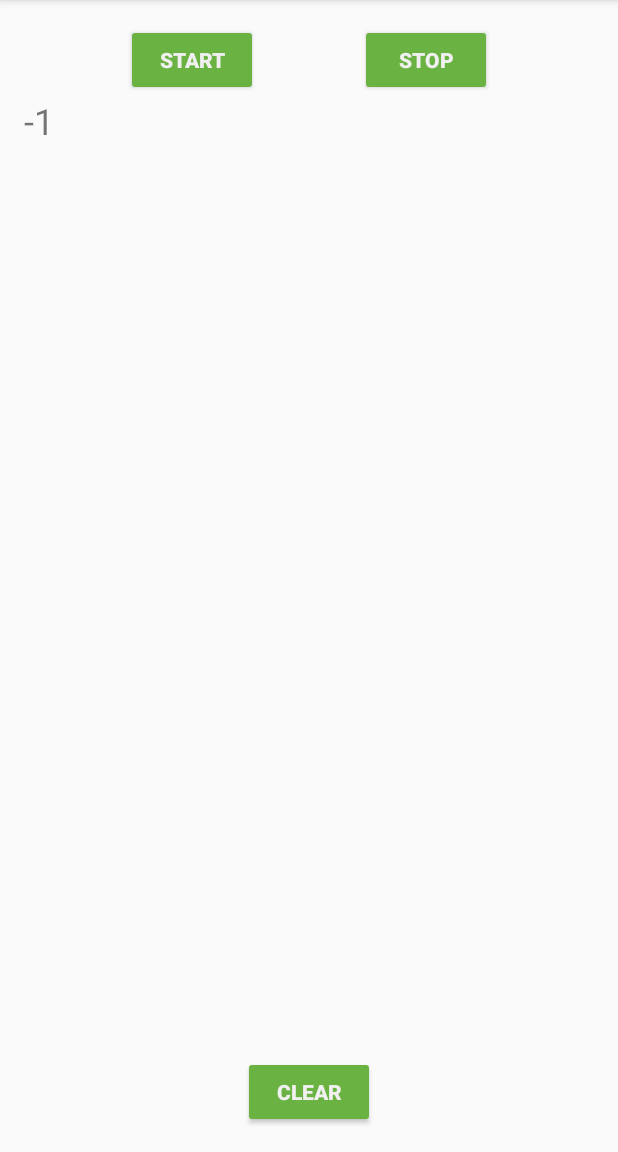
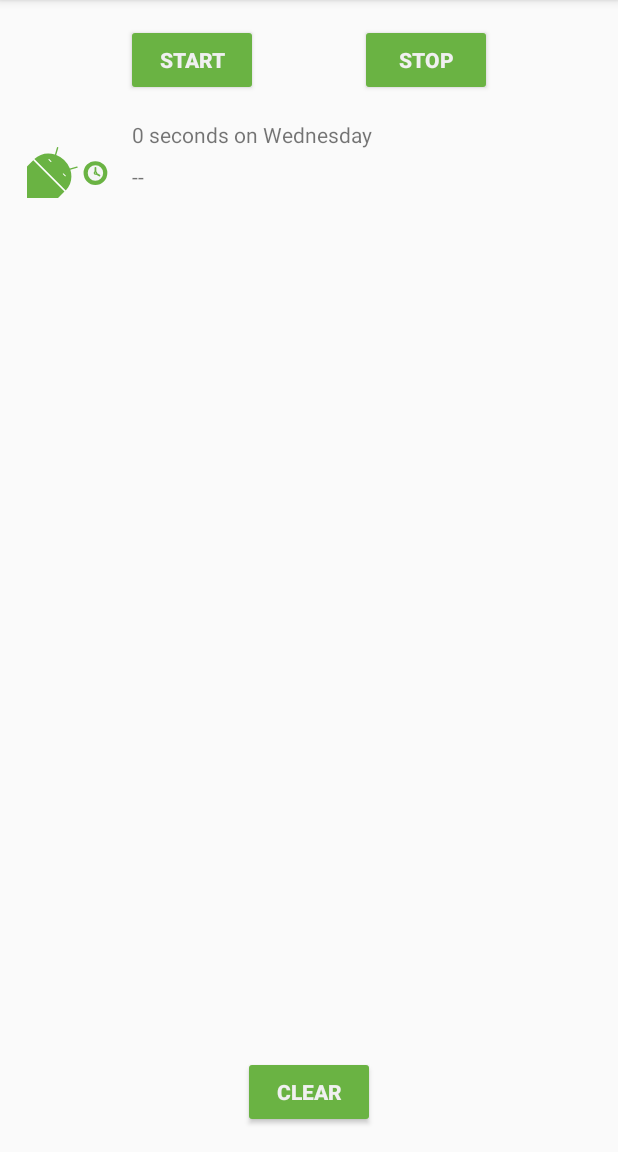
Before and after one commit to ChaMinZi/Android_Basic_Sample, an Android app: the screen it shows after launch (MainActivity), after a tap on "START", on a phone screen of 412 x 824 dp, the part 84-1236 px from its top. Run offline under Robolectric (Android 15) with nearby library versions, the phone set to English and light mode, and no system bars; our stand-ins replace Room's generated code, data binding; Roboto replaces fonts that are not available here; 3 statements that could not run were skipped.

Commit message:
Display the SleepQuality List

```diff
--- a/TrackmySleepQuality/app/src/main/java/com/example/android/trackmysleepquality/sleepquality/SleepQualityFragment.kt
+++ b/TrackmySleepQuality/app/src/main/java/com/example/android/trackmysleepquality/sleepquality/SleepQualityFragment.kt
@@ -32,7 +32,7 @@ class SleepQualityFragment : Fragment() {
 
         val application = requireNotNull(this.activity).application
 
-        val arguments = SleepQualityFragmentArgs.fromBundle(arguments!!)
+        val arguments = SleepQualityFragmentArgs.fromBundle(requireArguments())
 
         // Create an instance of the ViewModel Factory.
         val dataSource = SleepDatabase.getInstance(application).sleepDataBaseDao
--- a/TrackmySleepQuality/app/src/main/java/com/example/android/trackmysleepquality/sleepquality/SleepQualityViewModel.kt
+++ b/TrackmySleepQuality/app/src/main/java/com/example/android/trackmysleepquality/sleepquality/SleepQualityViewModel.kt
@@ -26,8 +26,8 @@ class SleepQualityViewModel(
     }
 
     /**
-     * Sets the sleep quality and updates the database.
-     * Then navigates back to the SleepTrackerFragment.
+     * sleep quality를 설정하고 database를 업데이트하고
+     * SleepTrackerFragment 로 돌아감
      */
     fun onSetSleepQuality(quality: Int) {
         viewModelScope.launch {
--- a/TrackmySleepQuality/app/src/main/java/com/example/android/trackmysleepquality/sleeptracker/SleepNightAdapter.kt
+++ b/TrackmySleepQuality/app/src/main/java/com/example/android/trackmysleepquality/sleeptracker/SleepNightAdapter.kt
@@ -1,14 +1,18 @@
 package com.example.android.trackmysleepquality.sleeptracker
 
+import android.content.res.Resources
 import android.view.LayoutInflater
+import android.view.View
 import android.view.ViewGroup
+import android.widget.ImageView
 import android.widget.TextView
 import androidx.recyclerview.widget.RecyclerView
 import com.example.android.trackmysleepquality.R
-import com.example.android.trackmysleepquality.TextItemViewHolder
+import com.example.android.trackmysleepquality.convertDurationToFormatted
+import com.example.android.trackmysleepquality.convertNumericQualityToString
 import com.example.android.trackmysleepquality.database.SleepNight
 
-class SleepNightAdapter : RecyclerView.Adapter<TextItemViewHolder>() {
+class SleepNightAdapter : RecyclerView.Adapter<SleepNightAdapter.ViewHolder>() {
 
     var data = listOf<SleepNight>()
         set(value) {
@@ -19,16 +23,38 @@ class SleepNightAdapter : RecyclerView.Adapter<TextItemViewHolder>() {
     // Total number of items in the dataset held by the adapter.
     override fun getItemCount() = data.size
 
-    override fun onBindViewHolder(holder: TextItemViewHolder, position: Int) {
+    override fun onBindViewHolder(holder: ViewHolder, position: Int) {
         val item = data.get(position)
-        holder.textView.text = item.sleepQuality.toString()
+        holder.bind(item)
     }
 
     // Given type to represent an item
-    override fun onCreateViewHolder(parent: ViewGroup, viewType: Int): TextItemViewHolder {
-        val layoutInflater = LayoutInflater.from(parent.context)
-        val view = layoutInflater.inflate(R.layout.text_item_view, parent, false) as TextView
+    override fun onCreateViewHolder(parent: ViewGroup, viewType: Int): ViewHolder {
+        val view = LayoutInflater.from(parent.context)
+                .inflate(R.layout.list_item_sleep_night, parent, false)
+        return ViewHolder(view)
+    }
 
-        return TextItemViewHolder(view)
+    class ViewHolder(itemView: View) : RecyclerView.ViewHolder(itemView) {
+        private val sleepLength: TextView = itemView.findViewById(R.id.sleep_length)
+        private val quality: TextView = itemView.findViewById(R.id.quality_string)
+        private val qualityImage: ImageView = itemView.findViewById(R.id.quality_image)
+
+        // RecyclerView는 여러 타입의 ViewHolder를 지원할 수 있기 때문에 캡슐화
+        fun bind(item: SleepNight) {
+            val res = itemView.context.resources
+
+            sleepLength.text = convertDurationToFormatted(item.startTimeMilli, item.endTimeMilli, res)
+            quality.text = convertNumericQualityToString(item.sleepQuality, res)
+            qualityImage.setImageResource(when (item.sleepQuality) {
+                0 -> R.drawable.ic_sleep_0
+                1 -> R.drawable.ic_sleep_1
+                2 -> R.drawable.ic_sleep_2
+                3 -> R.drawable.ic_sleep_3
+                4 -> R.drawable.ic_sleep_4
+                5 -> R.drawable.ic_sleep_5
+                else -> R.drawable.ic_sleep_active
+            })
+        }
     }
 }
--- a/TrackmySleepQuality/app/src/main/java/com/example/android/trackmysleepquality/sleeptracker/SleepTrackerFragment.kt
+++ b/TrackmySleepQuality/app/src/main/java/com/example/android/trackmysleepquality/sleeptracker/SleepTrackerFragment.kt
@@ -14,11 +14,6 @@ import com.example.android.trackmysleepquality.database.SleepDatabase
 import com.example.android.trackmysleepquality.databinding.FragmentSleepTrackerBinding
 import com.google.android.material.snackbar.Snackbar
 
-/**
- * A fragment with buttons to record start and end times for sleep, which are saved in
- * a database. Cumulative data is displayed in a simple scrollable TextView.
- * (Because we have not learned about RecyclerView yet.)
- */
 class SleepTrackerFragment : Fragment() {
 
     /**
--- /dev/null
+++ b/TrackmySleepQuality/app/src/main/res/drawable/ic_sleep_active.xml
@@ -0,0 +1,61 @@
+<vector xmlns:android="http://schemas.android.com/apk/res/android"
+    android:width="108dp"
+    android:height="108dp"
+    android:viewportWidth="512"
+    android:viewportHeight="512">
+    <path
+        android:pathData="M35.58,297.76l6.18,-7.64l98.76,-8.5l100.14,101.33l-20,86.04l-7.5,6.29l-126.86,-7.63l-50.72,-169.89z"
+        android:fillColor="#fff"/>
+    <path
+        android:pathData="M389,302.51q-28.14,0 -47.68,19.54T321.8,369.73q0,28.15 19.55,48.08T389,437.74q28.14,0 48.08,-19.93T457,369.73q0,-28.14 -19.93,-47.68T389,302.51Z"
+        android:fillColor="#6ab343"/>
+    <path
+        android:pathData="M389.17,326.32a43.23,43.23 0,0 0,-43.55 43.55A42.84,42.84 0,0 0,358.28 401a41.6,41.6 0,0 0,30.89 12.92,44.09 44.09,0 0,0 44.05,-44.06A41.61,41.61 0,0 0,420.31 339,42.91 42.91,0 0,0 389.17,326.32Z"
+        android:fillColor="#f5f5f5"/>
+    <path
+        android:pathData="M389.4,363.79L389.4,340.35"
+        android:strokeLineJoin="round"
+        android:strokeWidth="10"
+        android:fillColor="#00000000"
+        android:strokeColor="#6ab343"
+        android:strokeLineCap="round"/>
+    <path
+        android:pathData="M394.5,373.69L412.12,384.46"
+        android:strokeLineJoin="round"
+        android:strokeWidth="10"
+        android:fillColor="#00000000"
+        android:strokeColor="#6ab343"
+        android:strokeLineCap="round"/>
+    <path
+        android:pathData="M389.39,363.79a6.25,6.25 0,0 0,-6.3 6.3,6.2 6.2,0 0,0 1.83,4.5 6,6 0,0 0,4.47 1.87,6.37 6.37,0 0,0 6.36,-6.37 6,6 0,0 0,-1.86 -4.47A6.21,6.21 0,0 0,389.39 363.79Z"
+        android:strokeWidth="7"
+        android:fillColor="#f5f5f5"
+        android:strokeColor="#6ab343"/>
+    <group>
+        <clip-path android:pathData="M584.94,0h512v512h-512z M 0,0"/>
+        <path
+            android:pathData="M448.55,437.05,709.34,697.84a8.72,8.72,0,0,0,12.32,0l325.45,-325.45a8.72,8.72,0,0,0,0,-12.32L778,91a18.84,18.84,0,0,0,-26.65,0L442,382.4l-2.36,5.16A44.07,44.07,0,0,0,448.55,437.05Z"
+            android:fillColor="#43a047"/>
+        <path
+            android:pathData="M440.25,415.17l275.52002,275.52l335.0,-334.99l-278.15002,-278.15002l-334.26,328.40002l1.8900146,9.220001z"
+            android:fillColor="#c0ca33"/>
+        <path
+            android:pathData="M544.72,137.12h393.36v473.76h-393.36z"
+            android:fillColor="#e6ee9c"/>
+        <path
+            android:pathData="M548.74,117.2H930.26a8.41,8.41,0,0,1,8.41,8.41V586.47a8.41,8.41,0,0,1,-8.41,8.41H548.74a18.19,18.19,0,0,1,-18.19,-18.19V135.4a18.19,18.19,0,0,1,18.19,-18.19Z"
+            android:fillColor="#6ab343"/>
+        <path
+            android:pathData="M601.64,-8.95h13.65v477.68h-13.65z"
+            android:fillColor="#43a047"/>
+        <path
+            android:pathData="M612.29,-1.71h6.82v477.68h-6.82z"
+            android:fillColor="#66bb6a"/>
+    </group>
+    <group>
+        <clip-path android:pathData="M0,0h512v512h-512z M 0,0"/>
+        <path
+            android:pathData="M246.59,351.91l39.17,-11.45a3.89,3.89,0,1,0,-2.17,-7.47L244,344.56a136.82,136.82,0,0,0,-77.69,-77.77l11.49,-39.53a3.89,3.89,0,1,0,-7.46,-2.19l-11.42,39.16c-41.3,-13.19,-86.47,-4.84,-117.17,25.89L220.66,469c30.72,-30.71,39,-75.78,25.93,-117.08m-211,-54.15L-93.27,426.67a29.94,29.94,0,0,0,0,42.38l14.43,14.43,-44,44a28.11,28.11,0,0,0,0,39.71,28.12,28.12,0,0,0,39.74,0l44,-44L-12.31,550l-44,44a28.1,28.1,0,0,0,0,39.71,28.1,28.1,0,0,0,39.74,0l44,-44,14.49,14.47a30,30,0,0,0,42.39,0l128.86,-128.9Zm180.59,90.92L203.59,376.1a1.71,1.71,0,0,1,0,-2.41l1.59,-1.59a1.71,1.71,0,0,1,2.41,0l12.58,12.58a1.71,1.71,0,0,1,0,2.41l-1.59,1.59A1.7,1.7,0,0,1,216.17,388.68Zm-81.43,-81.43,-12.58,-12.58a1.7,1.7,0,0,1,0,-2.4l1.59,-1.6a1.71,1.71,0,0,1,2.41,0l12.58,12.59a1.68,1.68,0,0,1,0,2.4l-1.59,1.59A1.7,1.7,0,0,1,134.74,307.25Zm-99.16,-9.49L-93.27,426.67a29.94,29.94,0,0,0,0,42.38l14.43,14.43,-44,44a28.11,28.11,0,0,0,0,39.71,28.12,28.12,0,0,0,39.74,0l44,-44L-12.31,550l-44,44a28.1,28.1,0,0,0,0,39.71,28.1,28.1,0,0,0,39.74,0l44,-44,14.49,14.47a30,30,0,0,0,42.39,0l128.86,-128.9Z"
+            android:fillColor="#6ab343"/>
+    </group>
+</vector>
--- a/TrackmySleepQuality/app/src/main/res/layout/list_item_sleep_night.xml
+++ b/TrackmySleepQuality/app/src/main/res/layout/list_item_sleep_night.xml
@@ -1,6 +1,41 @@
 <?xml version="1.0" encoding="utf-8"?>
 <androidx.constraintlayout.widget.ConstraintLayout xmlns:android="http://schemas.android.com/apk/res/android"
+    xmlns:app="http://schemas.android.com/apk/res-auto"
+    xmlns:tools="http://schemas.android.com/tools"
     android:layout_width="match_parent"
     android:layout_height="wrap_content">
 
+    <ImageView
+        android:id="@+id/quality_image"
+        android:layout_width="@dimen/icon_size"
+        android:layout_height="60dp"
+        android:layout_marginStart="16dp"
+        android:layout_marginTop="8dp"
+        android:layout_marginBottom="8dp"
+        app:layout_constraintBottom_toBottomOf="parent"
+        app:layout_constraintStart_toStartOf="parent"
+        app:layout_constraintTop_toTopOf="parent"
+        tools:srcCompat="@drawable/ic_sleep_5" />
+
+    <TextView
+        android:id="@+id/quality_string"
+        android:layout_width="0dp"
+        android:layout_height="20dp"
+        android:layout_marginTop="8dp"
+        app:layout_constraintEnd_toEndOf="@+id/sleep_length"
+        app:layout_constraintStart_toStartOf="@+id/sleep_length"
+        app:layout_constraintTop_toBottomOf="@+id/sleep_length"
+        tools:text="Excellent!!!" />
+
+    <TextView
+        android:id="@+id/sleep_length"
+        android:layout_width="0dp"
+        android:layout_height="20dp"
+        android:layout_marginStart="8dp"
+        android:layout_marginTop="8dp"
+        android:layout_marginEnd="16dp"
+        app:layout_constraintEnd_toEndOf="parent"
+        app:layout_constraintStart_toEndOf="@+id/quality_image"
+        app:layout_constraintTop_toTopOf="@+id/quality_image"
+        tools:text="Wednesday" />
 </androidx.constraintlayout.widget.ConstraintLayout>
```
Also changed, not shown: TrackmySleepQuality/app/src/main/java/com/example/android/trackmysleepquality/Util.kt (+0 -16 lines), TrackmySleepQuality/app/src/main/java/com/example/android/trackmysleepquality/sleepdetail/SleepDetailViewModel.kt (+2 -9 lines), TrackmySleepQuality/app/src/main/java/com/example/android/trackmysleepquality/sleeptracker/SleepTrackerViewModel.kt (+3 -10 lines).
